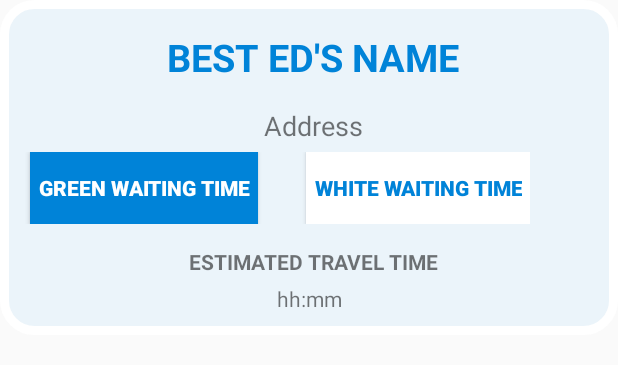
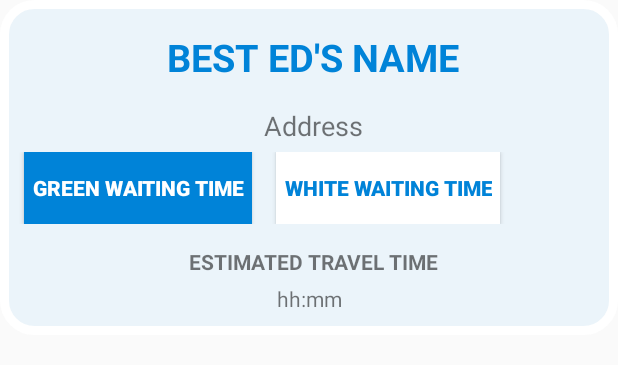
Before and after one commit to Zurimaio/HospitaTo, an Android app: the layout item_list_view.xml on its own in the app's theme, with its tools: preview values and no code run, on a phone screen of 412 x 824 dp. Shown: the top 365 px of the screen. Run offline under Robolectric (Android 15) with nearby library versions, the phone set to English and light mode, and no system bars.

Commit message:
filtro/liste finite

```diff
--- a/app/src/main/java/com/ma/se/hospitato/MainActivity.java
+++ b/app/src/main/java/com/ma/se/hospitato/MainActivity.java
@@ -126,7 +126,7 @@ public class MainActivity extends AppCompatActivity {
             final Hospital data = listarray.get(position);
             holder.EDname.setText((data.getName()));
             holder.EDaddress.setText((data.getAddress()));
-            holder.travTime.setText(getTravelTimeAsync());
+            //holder.travTime.setText(getTravelTimeAsync());
 
             if (position != 0) {
                 holder.EDaddress.setVisibility(View.GONE);
--- a/app/src/main/res/layout/item_list_view.xml
+++ b/app/src/main/res/layout/item_list_view.xml
@@ -43,7 +43,8 @@
             android:layout_height="wrap_content"
             android:id="@+id/G_waitingTime"
             android:textStyle="bold"
-            android:layout_marginLeft="20dp"
+            android:layout_marginLeft="16dp"
+            android:layout_marginRight="8dp"
             android:paddingLeft="5dp"
             android:paddingRight="5dp"
             android:background="@color/colorPrimary"
@@ -57,7 +58,8 @@
             android:layout_height="wrap_content"
             android:id="@+id/W_waitingTime"
             android:textStyle="bold"
-            android:layout_marginLeft="32dp"
+            android:layout_marginLeft="8dp"
+            android:layout_marginRight="16dp"
             android:paddingLeft="5dp"
             android:paddingRight="5dp"
             android:background="@color/White"
```
Also changed, not shown: app/src/main/java/com/ma/se/hospitato/filterView.java (+6 -6 lines), app/src/main/java/com/ma/se/hospitato/filteredView.java (+6 -2 lines).
